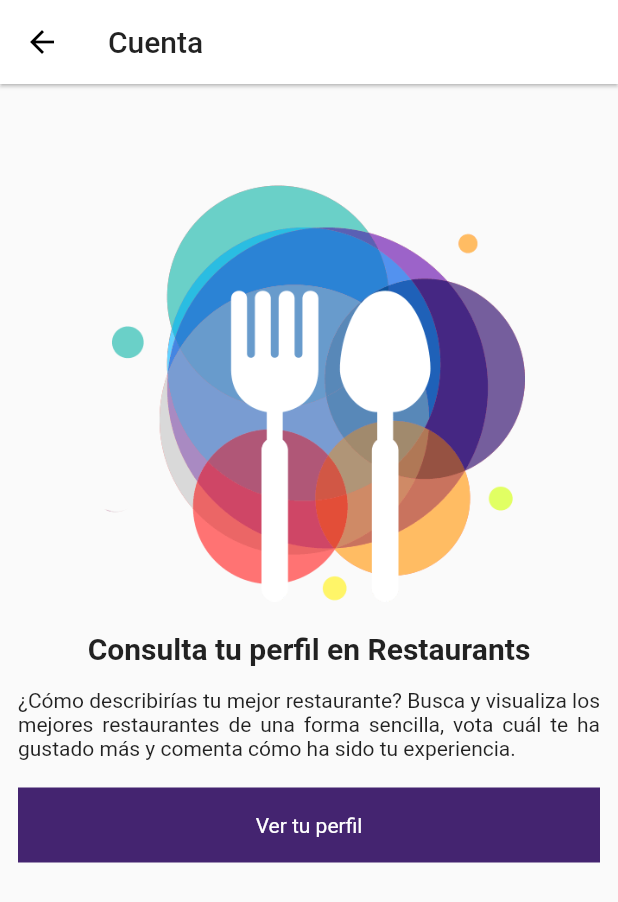
After one commit to lfdel24/restaurants, a Flutter app: the RegisterUserView screen opened directly, on a phone screen of 412 x 824 dp. The commit adds this screen. Shown: the top 902 px of the screen. Run offline on Flutter 3.47's test engine with Material 2 defaults, Android fonts, the phone set to English and light mode, and no system bars; our stand-ins replace supabase; accounts and stored records are empty.

Commit message:
Add Provider and User Register View

```diff
--- a/lib/account/account_text.dart
+++ b/lib/account/account_utils.dart
@@ -1,4 +1,4 @@
-class AccountText{
+class AccountUtils{
 
   static String account = "Cuenta";
   static String title = "Consulta tu perfil en Restaurants";
--- a/lib/account/account.dart
+++ b/lib/account/views/account_view.dart
@@ -1,5 +1,5 @@
 import 'package:flutter/material.dart';
-import 'package:restaurants/account/user_guest.dart';
+import 'package:restaurants/account/views/user_guest_view.dart';
 
 class AccountView extends StatelessWidget {
 
--- /dev/null
+++ b/lib/account/views/register_user_view.dart
@@ -0,0 +1,61 @@
+import 'package:flutter/material.dart';
+import 'package:restaurants/account/account_utils.dart';
+import 'package:restaurants/r_colors.dart';
+
+
+class RegisterUserView extends StatelessWidget {
+  @override
+  Widget build(BuildContext context) {
+    return Scaffold(
+        appBar: AppBar(
+          title: Text(
+            AccountUtils.account,
+            style: Theme.of(context).textTheme.headline6,
+          ),
+          elevation: 1,
+        ),
+        body: Container(
+          margin: const EdgeInsets.symmetric(horizontal: 12),
+          child: Column(
+            mainAxisSize: MainAxisSize.min,
+            children: [
+              SizedBox(height: 45),
+              Container(
+                  height: 300,
+                  child: Image.asset(
+                    "assets/images/logo.png",
+                    fit: BoxFit.cover,
+                  )),
+              SizedBox(height: 20),
+              Text(AccountUtils.title,
+                  style: Theme.of(context)
+                      .textTheme
+                      .headline6
+                      ?.copyWith(fontWeight: FontWeight.bold)),
+              SizedBox(height: 15),
+              Text(
+                AccountUtils.subTitle,
+                textAlign: TextAlign.justify,
+                style: Theme.of(context).textTheme.bodyText2,
+              ),
+              SizedBox(height: 18),
+              Container(
+                color: RColors.purpleAccent,
+                width: double.infinity,
+                height: 50,
+                child: MaterialButton(
+                  onPressed: () {},
+                  child: Text(
+                    AccountUtils.textButton,
+                    style: Theme.of(context)
+                        .textTheme
+                        .bodyText2
+                        ?.copyWith(color: Colors.white),
+                  ),
+                ),
+              )
+            ],
+          ),
+        ));
+  }
+}
--- a/pubspec.yaml
+++ b/pubspec.yaml
@@ -28,6 +28,7 @@ dependencies:
   # The following adds the Cupertino Icons font to your application.
   # Use with the CupertinoIcons class for iOS style icons.
   cupertino_icons: ^1.0.2
+  provider: ^5.0.0
   supabase: ^0.0.1-dev.9
 
 dev_dependencies:
```
Also changed, not shown: lib/account/views/user_guest_view.dart (renamed from lib/account/user_guest.dart, +5 -5 lines), lib/database.dart (+11 -0 lines), lib/main.dart (+4 -8 lines), pubspec.lock.
